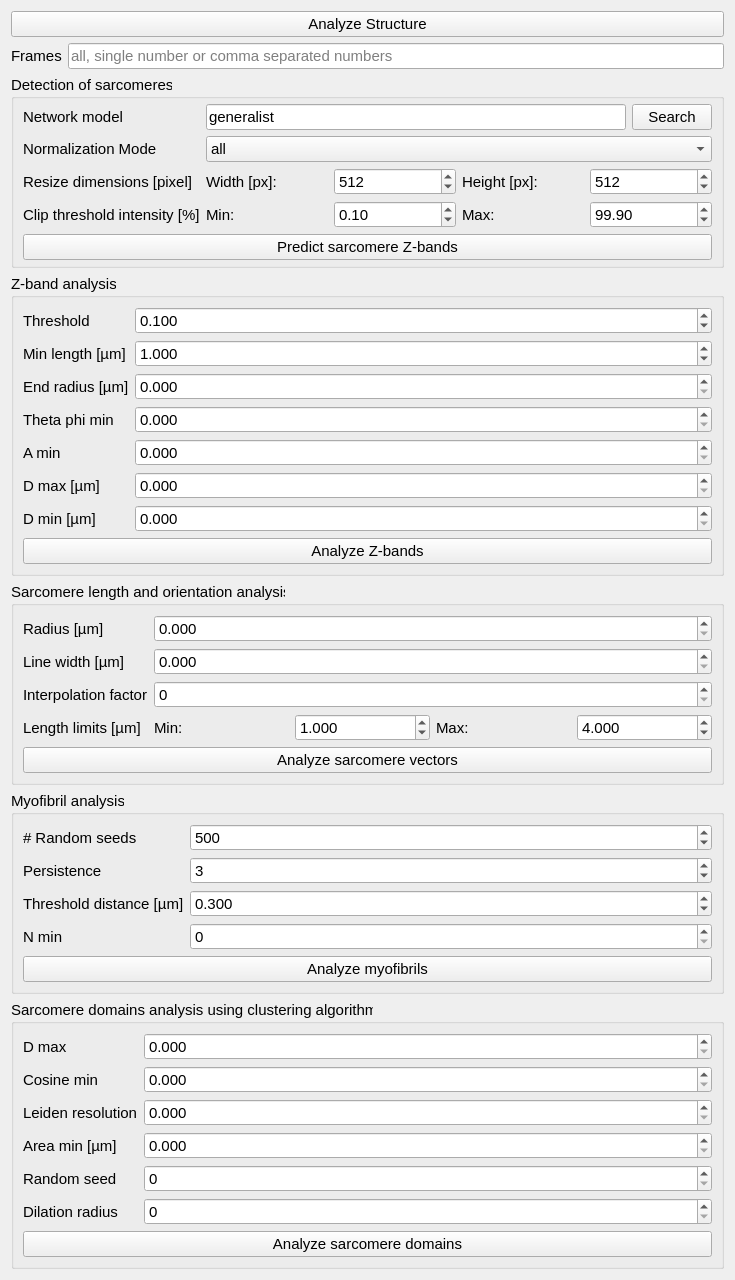
Before: the Qt Designer form sarcasm_app/ui-files/parameters_structure_analysis.ui in danihae/SarcAsM, drawn with Qt 5.
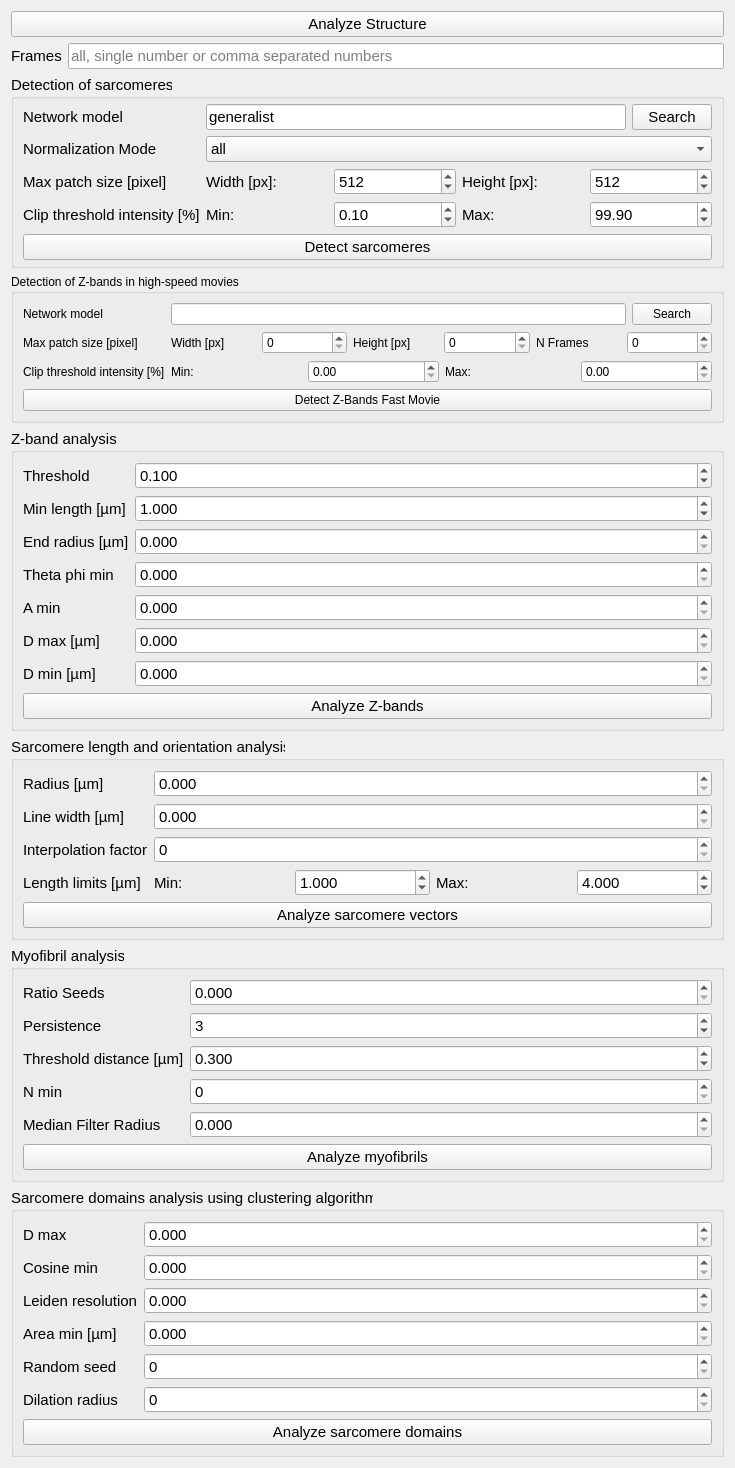
After: the same form once the commit is applied.

The edit to the form file:
```diff
--- a/sarcasm_app/ui-files/parameters_structure_analysis.ui
+++ b/sarcasm_app/ui-files/parameters_structure_analysis.ui
@@ -7,7 +7,7 @@
     <x>0</x>
     <y>0</y>
     <width>735</width>
-    <height>1182</height>
+    <height>1331</height>
    </rect>
   </property>
   <property name="windowTitle">
@@ -164,7 +164,7 @@
          <string>execute sarcomere prediction based on the given network</string>
         </property>
         <property name="text">
-         <string>Predict sarcomere Z-bands</string>
+         <string>Detect sarcomeres</string>
         </property>
        </widget>
       </item>
@@ -251,7 +251,7 @@
          <string>Patch size  for convolutional neural network. Dims need to be dividable by 16.</string>
         </property>
         <property name="text">
-         <string>Resize dimensions [pixel]</string>
+         <string>Max patch size [pixel]</string>
         </property>
        </widget>
       </item>
@@ -292,7 +292,7 @@
      </layout>
     </widget>
    </item>
-   <item row="3" column="0" colspan="2">
+   <item row="4" column="0" colspan="2">
     <widget class="QGroupBox" name="groupBox_2">
      <property name="font">
       <font>
@@ -492,7 +492,7 @@
      </layout>
     </widget>
    </item>
-   <item row="4" column="0" colspan="2">
+   <item row="5" column="0" colspan="2">
     <widget class="QGroupBox" name="groupBox_3">
      <property name="enabled">
       <bool>true</bool>
@@ -651,7 +651,7 @@
      </layout>
     </widget>
    </item>
-   <item row="5" column="0" colspan="2">
+   <item row="6" column="0" colspan="2">
     <widget class="QGroupBox" name="groupBox_5">
      <property name="font">
       <font>
@@ -668,20 +668,7 @@
          <string>Number of random seeds for line growth</string>
         </property>
         <property name="text">
-         <string># Random seeds</string>
-        </property>
-       </widget>
-      </item>
-      <item row="0" column="1">
-       <widget class="QSpinBox" name="sb_myofibril_n_seeds">
-        <property name="toolTip">
-         <string>Number of random seeds for line growth</string>
-        </property>
-        <property name="maximum">
-         <number>100000000</number>
-        </property>
-        <property name="value">
-         <number>500</number>
+         <string>Ratio Seeds</string>
         </property>
        </widget>
       </item>
@@ -754,7 +741,7 @@
         </property>
        </widget>
       </item>
-      <item row="4" column="0" colspan="2">
+      <item row="5" column="0" colspan="2">
        <widget class="QPushButton" name="btn_structure_myofibril">
         <property name="toolTip">
          <string>execute myofibril length calculation</string>
@@ -764,10 +751,46 @@
         </property>
        </widget>
       </item>
+      <item row="0" column="1">
+       <widget class="QDoubleSpinBox" name="dsb_myofibril_ratio_seeds">
+        <property name="toolTip">
+         <string>Ratio of sarcomere vector used as seeds for line growth. Defaults to 0.1.</string>
+        </property>
+        <property name="decimals">
+         <number>3</number>
+        </property>
+        <property name="maximum">
+         <double>9999999999.000000000000000</double>
+        </property>
+       </widget>
+      </item>
+      <item row="4" column="0">
+       <widget class="QLabel" name="label_41">
+        <property name="toolTip">
+         <string>Filter radius for smoothing myofibril length map (in micrometers). Defaults to 0.5.</string>
+        </property>
+        <property name="text">
+         <string>Median Filter Radius</string>
+        </property>
+       </widget>
+      </item>
+      <item row="4" column="1">
+       <widget class="QDoubleSpinBox" name="dsb_myofibril_median_filter_radius">
+        <property name="toolTip">
+         <string>Filter radius for smoothing myofibril length map (in micrometers). Defaults to 0.5.</string>
+        </property>
+        <property name="decimals">
+         <number>3</number>
+        </property>
+        <property name="maximum">
+         <double>99999999.000000000000000</double>
+        </property>
+       </widget>
+      </item>
      </layout>
     </widget>
    </item>
-   <item row="6" column="0" colspan="2">
+   <item row="7" column="0" colspan="2">
     <widget class="QGroupBox" name="groupBox_4">
      <property name="font">
       <font>
@@ -925,6 +948,173 @@
      </layout>
     </widget>
    </item>
+   <item row="3" column="0" colspan="2">
+    <widget class="QGroupBox" name="groupBox_6">
+     <property name="title">
+      <string>Detection of Z-bands in high-speed movies</string>
+     </property>
+     <layout class="QFormLayout" name="formLayout_7">
+      <item row="3" column="0" colspan="2">
+       <widget class="QPushButton" name="btn_fast_movie">
+        <property name="toolTip">
+         <string>Predict sarcomere z-bands with 3D U-Net for high-speed movies for improved temporal consistency.</string>
+        </property>
+        <property name="text">
+         <string>Detect Z-Bands Fast Movie</string>
+        </property>
+       </widget>
+      </item>
+      <item row="0" column="0">
+       <widget class="QLabel" name="label_29">
+        <property name="text">
+         <string>Network model</string>
+        </property>
+       </widget>
+      </item>
+      <item row="0" column="1">
+       <layout class="QHBoxLayout" name="horizontalLayout_4">
+        <item>
+         <widget class="QLineEdit" name="le_fast_movie_network_model"/>
+        </item>
+        <item>
+         <widget class="QPushButton" name="btn_fast_movie_search">
+          <property name="text">
+           <string>Search</string>
+          </property>
+         </widget>
+        </item>
+       </layout>
+      </item>
+      <item row="1" column="0">
+       <widget class="QLabel" name="label_30">
+        <property name="toolTip">
+         <string>Maximal patch dimensions for convolutional neural network (n_frames, n_x, n_y).
+            Dimensions need to be divisible by 16. Default is (32, 256, 256).</string>
+        </property>
+        <property name="text">
+         <string>Max patch size [pixel]</string>
+        </property>
+       </widget>
+      </item>
+      <item row="1" column="1">
+       <layout class="QHBoxLayout" name="horizontalLayout_6">
+        <item>
+         <widget class="QLabel" name="label_34">
+          <property name="toolTip">
+           <string>Maximal patch dimensions for convolutional neural network (n_frames, n_x, n_y).
+            Dimensions need to be divisible by 16. Default is (32, 256, 256).</string>
+          </property>
+          <property name="text">
+           <string>Width [px]</string>
+          </property>
+         </widget>
+        </item>
+        <item>
+         <widget class="QSpinBox" name="sb_fast_movie_width">
+          <property name="toolTip">
+           <string>Maximal patch dimensions for convolutional neural network (n_frames, n_x, n_y).
+            Dimensions need to be divisible by 16. Default is (32, 256, 256).</string>
+          </property>
+          <property name="maximum">
+           <number>9999999</number>
+          </property>
+         </widget>
+        </item>
+        <item>
+         <widget class="QLabel" name="label_33">
+          <property name="toolTip">
+           <string>Maximal patch dimensions for convolutional neural network (n_frames, n_x, n_y).
+            Dimensions need to be divisible by 16. Default is (32, 256, 256).</string>
+          </property>
+          <property name="text">
+           <string>Height [px]</string>
+          </property>
+         </widget>
+        </item>
+        <item>
+         <widget class="QSpinBox" name="sb_fast_movie_height">
+          <property name="toolTip">
+           <string>Maximal patch dimensions for convolutional neural network (n_frames, n_x, n_y).
+            Dimensions need to be divisible by 16. Default is (32, 256, 256).</string>
+          </property>
+          <property name="maximum">
+           <number>9999999</number>
+          </property>
+         </widget>
+        </item>
+        <item>
+         <widget class="QLabel" name="label_31">
+          <property name="text">
+           <string>N Frames</string>
+          </property>
+         </widget>
+        </item>
+        <item>
+         <widget class="QSpinBox" name="sb_fast_movie_n_frames">
+          <property name="maximum">
+           <number>9999999</number>
+          </property>
+         </widget>
+        </item>
+       </layout>
+      </item>
+      <item row="2" column="0">
+       <widget class="QLabel" name="label_36">
+        <property name="toolTip">
+         <string>Clip threshold (lower / upper) for intensity normalization. Default is (0., 99.8).</string>
+        </property>
+        <property name="text">
+         <string>Clip threshold intensity [%]</string>
+        </property>
+       </widget>
+      </item>
+      <item row="2" column="1">
+       <layout class="QHBoxLayout" name="horizontalLayout_7">
+        <item>
+         <widget class="QLabel" name="label_40">
+          <property name="toolTip">
+           <string>Clip threshold (lower / upper) for intensity normalization. Default is (0., 99.8).</string>
+          </property>
+          <property name="text">
+           <string>Min:</string>
+          </property>
+         </widget>
+        </item>
+        <item>
+         <widget class="QDoubleSpinBox" name="dsb_fast_movie_clip_thresh_min">
+          <property name="toolTip">
+           <string>Clip threshold (lower / upper) for intensity normalization. Default is (0., 99.8).</string>
+          </property>
+          <property name="maximum">
+           <double>999999999.000000000000000</double>
+          </property>
+         </widget>
+        </item>
+        <item>
+         <widget class="QLabel" name="label_39">
+          <property name="toolTip">
+           <string>Clip threshold (lower / upper) for intensity normalization. Default is (0., 99.8).</string>
+          </property>
+          <property name="text">
+           <string>Max:</string>
+          </property>
+         </widget>
+        </item>
+        <item>
+         <widget class="QDoubleSpinBox" name="dsb_fast_movie_clip_thresh_max">
+          <property name="toolTip">
+           <string>Clip threshold (lower / upper) for intensity normalization. Default is (0., 99.8).</string>
+          </property>
+          <property name="maximum">
+           <double>99999999.000000000000000</double>
+          </property>
+         </widget>
+        </item>
+       </layout>
+      </item>
+     </layout>
+    </widget>
+   </item>
   </layout>
  </widget>
  <resources/>
```
Left out of the diff: 12 changed lines with no effect on the pictures.
